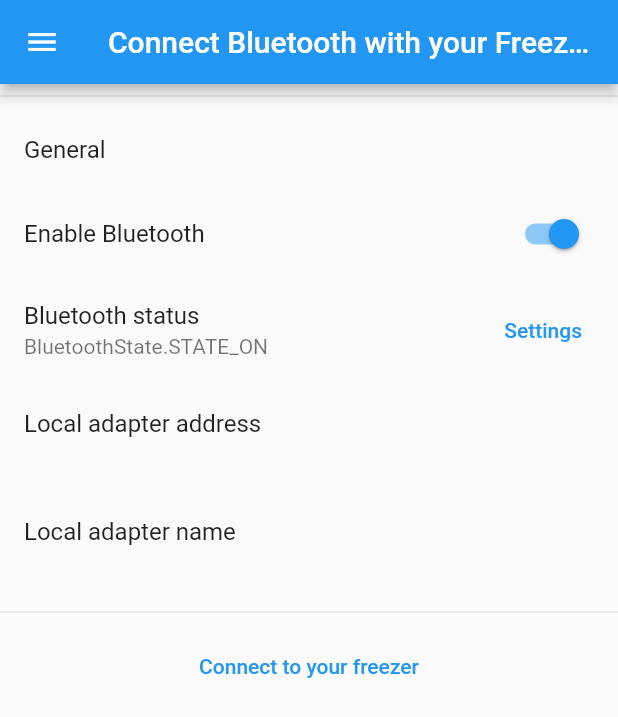
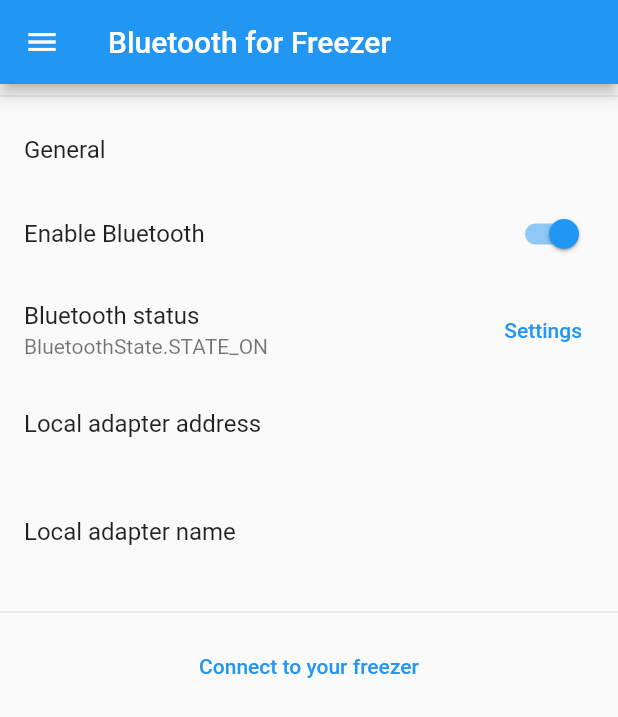
Before and after one commit to minyoung-21/smartfreezer, a Flutter app: the MainPage screen opened directly, on a phone screen of 412 x 824 dp. Shown: the top 717 px of the screen. Run offline on Flutter 3.47's test engine with Material 2 defaults, Android fonts, the phone set to English and light mode, and no system bars; our stand-ins replace date_format, firebase_auth, firebase_core, firebase_database, flutter_bluetooth_serial, flutter_local_notifications and 2 more; accounts and stored records are empty.

Commit message:
changed mainPage app bar text

```diff
--- a/smartfreezer/lib/bluetooth/MainPage.dart
+++ b/smartfreezer/lib/bluetooth/MainPage.dart
@@ -70,7 +70,7 @@ class _MainPage extends State<MainPage> {
     return Scaffold(
       drawer: ActionBut(),
       appBar: AppBar(
-        title: const Text('Connect Bluetooth with your Freezer'),
+        title: const Text('Bluetooth for Freezer'),
       ),
       body: Container(
         child: ListView(
```
